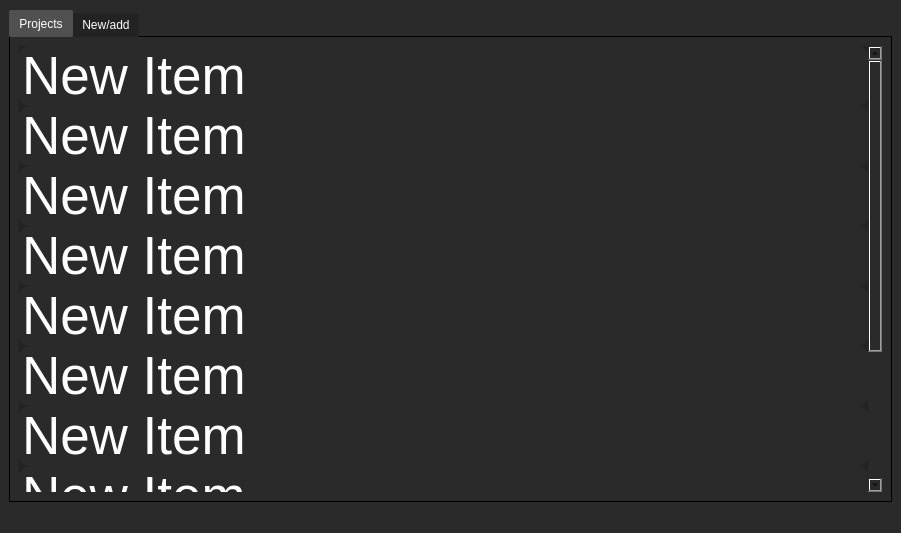
This is GSMain/Editor/GUI/Windows/ProjectBrowser/ProjectBrowser.ui in GeterosisStudio/GeterosisStudioProjectManager as Qt 5 draws it before an edit. The edited form follows.
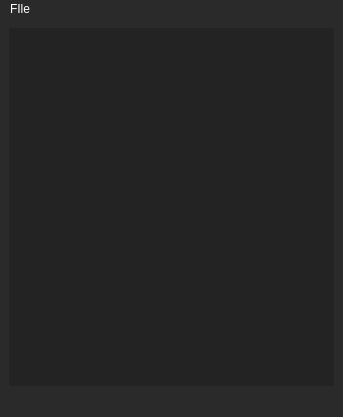
This is the edited form.

Commit message: - add load config in project browser

```diff
--- a/GSMain/Editor/GUI/Windows/ProjectBrowser/ProjectBrowser.ui
+++ b/GSMain/Editor/GUI/Windows/ProjectBrowser/ProjectBrowser.ui
@@ -6,77 +6,20 @@
    <rect>
     <x>0</x>
     <y>0</y>
-    <width>901</width>
-    <height>533</height>
+    <width>343</width>
+    <height>417</height>
    </rect>
   </property>
   <property name="windowTitle">
    <string>GSPM Project browser</string>
   </property>
   <property name="styleSheet">
-   <string notr="true">	background-color: rgb(42, 42, 42);</string>
+   <string notr="true">background-color: rgb(42, 42, 42);
+color: rgb(255, 255, 255);</string>
   </property>
   <widget class="QWidget" name="centralwidget">
    <layout class="QVBoxLayout" name="verticalLayout">
     <item>
-     <widget class="QTabWidget" name="tabWidget">
-      <property name="styleSheet">
-       <string notr="true">QTabWidget::pane {
-    border: 1px solid black;
-}
-
-QTabWidget::tab-bar:top {
-    top: 1px;
-}
-
-QTabWidget::tab-bar:bottom {
-    bottom: 1px;
-}
-
-QTabWidget::tab-bar:left {
-    right: 1px;
-}
-
-QTabWidget::tab-bar:right {
-    left: 1px;
-}
-
-QTabBar::tab {
-	background-color: rgb(42, 42, 42);
-	color: rgb(255, 255, 255);
-	border-radius: 2px;
-}
-
-QTabBar::tab:selected {
-	background-color: rgb(80, 80, 80);
-	color: rgb(255, 255, 255);
-	border-radius: 2px;
-}
-
-QTabBar::tab:top:!selected {
-    background-color: rgb(35, 35, 35);
-    margin-top: 3px;
-}
-
-QTabBar::tab:bottom:!selected {
-    margin-bottom: 3px;
-}
-
-QTabBar::tab:top, QTabBar::tab:bottom {
-    min-width: 8ex;
-    margin-right: -1px;
-    padding: 5px 10px 5px 10px;
-}</string>
-      </property>
-      <property name="currentIndex">
-       <number>0</number>
-      </property>
-      <widget class="QWidget" name="recent_project_layout">
-       <attribute name="title">
-        <string>Projects</string>
-       </attribute>
-       <layout class="QHBoxLayout" name="horizontalLayout_2">
-        <item>
          <widget class="QListWidget" name="project_list_widget">
           <property name="sizeIncrement">
            <size>
@@ -142,65 +85,6 @@
           <property name="sortingEnabled">
            <bool>true</bool>
           </property>
-          <item>
-           <property name="text">
-            <string>New Item</string>
-           </property>
-          </item>
-          <item>
-           <property name="text">
-            <string>New Item</string>
-           </property>
-          </item>
-          <item>
-           <property name="text">
-            <string>New Item</string>
-           </property>
-          </item>
-          <item>
-           <property name="text">
-            <string>New Item</string>
-           </property>
-          </item>
-          <item>
-           <property name="text">
-            <string>New Item</string>
-           </property>
-          </item>
-          <item>
-           <property name="text">
-            <string>New Item</string>
-           </property>
-          </item>
-          <item>
-           <property name="text">
-            <string>New Item</string>
-           </property>
-          </item>
-          <item>
-           <property name="text">
-            <string>New Item</string>
-           </property>
-          </item>
-          <item>
-           <property name="text">
-            <string>New Item</string>
-           </property>
-          </item>
-          <item>
-           <property name="text">
-            <string>sdfss</string>
-           </property>
-          </item>
-         </widget>
-        </item>
-       </layout>
-      </widget>
-      <widget class="QWidget" name="new_project_layout">
-       <attribute name="title">
-        <string>New/add</string>
-       </attribute>
-      </widget>
      </widget>
     </item>
    </layout>
@@ -210,10 +94,24 @@
     <rect>
      <x>0</x>
      <y>0</y>
-     <width>901</width>
+     <width>343</width>
      <height>18</height>
     </rect>
    </property>
+   <widget class="QMenu" name="menuFIle">
+    <property name="title">
+     <string>FIle</string>
+    </property>
+    <widget class="QMenu" name="menuProject">
+     <property name="title">
+      <string>Project</string>
+     </property>
+     <addaction name="actionNew_project"/>
+     <addaction name="actionAdd_project"/>
+    </widget>
+    <addaction name="menuProject"/>
+   </widget>
+   <addaction name="menuFIle"/>
   </widget>
   <widget class="QStatusBar" name="statusbar"/>
  </widget>
```
Left out of the diff: 10 changed lines with no effect on the pictures. Lines whose indentation alone changed are shown as unchanged. The commit also changes 1 other file.
